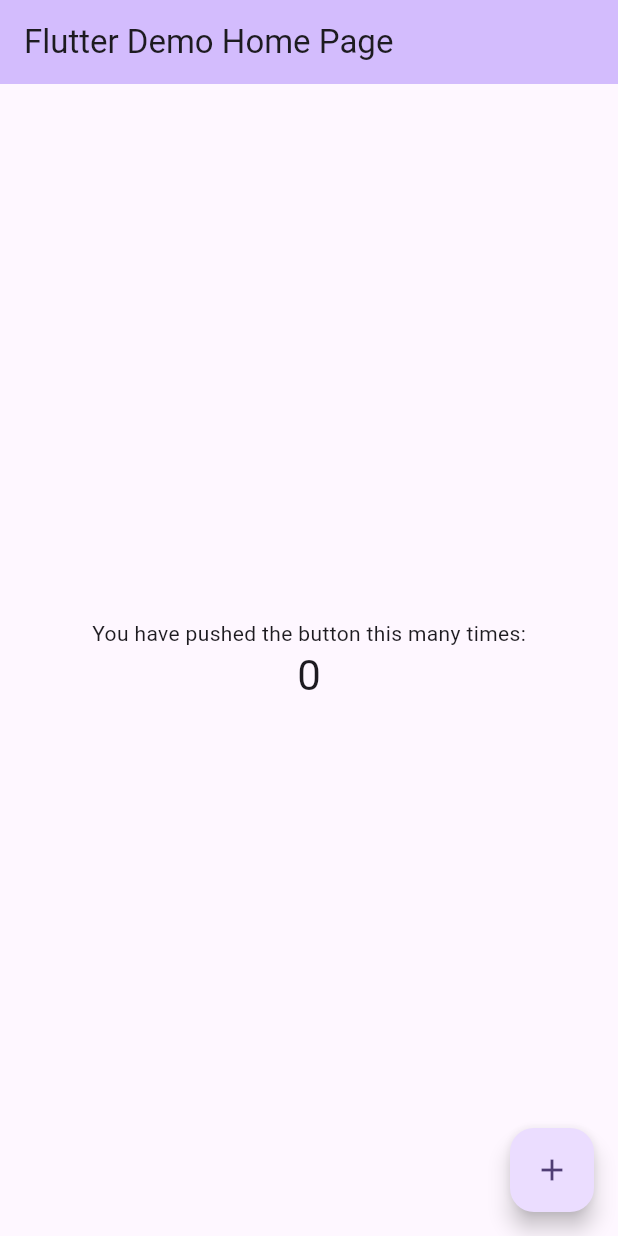
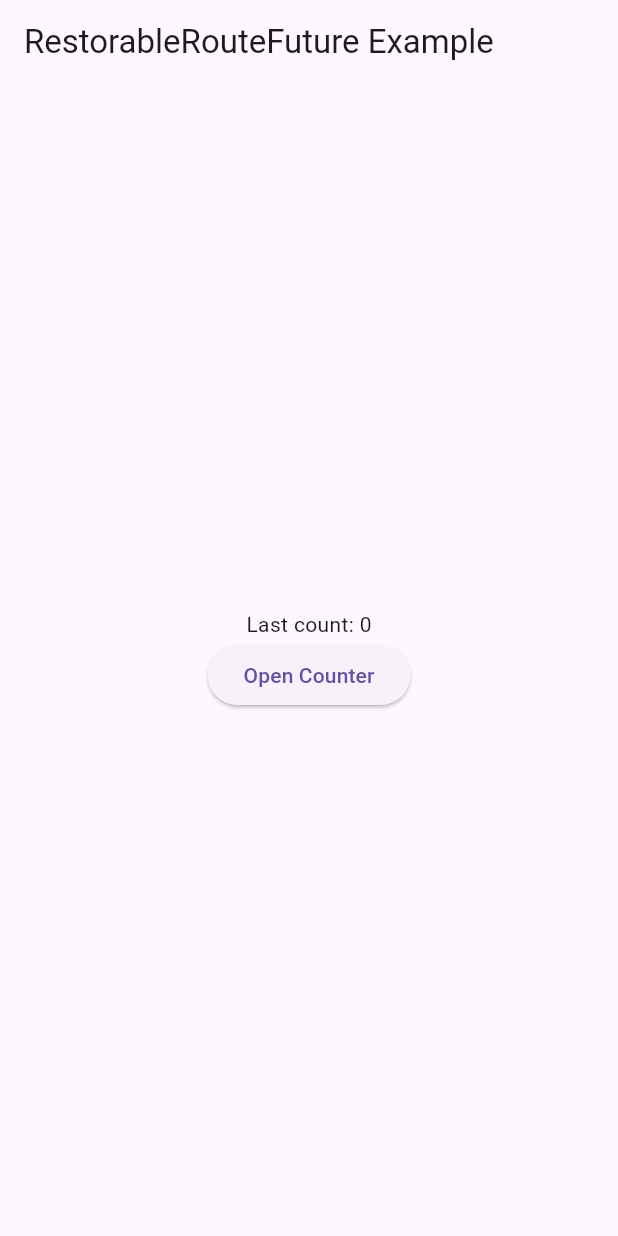
Before and after one commit to h4syy/Mad_Chat, a Flutter app: the screen it shows after launch, on a phone screen of 412 x 824 dp. Run offline on Flutter 3.47's test engine with Material 3 defaults, Android fonts, the light colour scheme and no system bars.

Commit message:
testing with opensource flutter examples

```diff
--- a/lib/main.dart
+++ b/lib/main.dart
@@ -1,125 +1,156 @@
+// Copyright 2014 The Flutter Authors. All rights reserved.
+// Use of this source code is governed by a BSD-style license that can be
+// found in the LICENSE file.
+
 import 'package:flutter/material.dart';
 
-void main() {
-  runApp(const MyApp());
-}
+/// Flutter code sample for [RestorableRouteFuture].
 
-class MyApp extends StatelessWidget {
-  const MyApp({super.key});
+void main() => runApp(const RestorableRouteFutureExampleApp());
 
-  // This widget is the root of your application.
+class RestorableRouteFutureExampleApp extends StatelessWidget {
+  const RestorableRouteFutureExampleApp({super.key});
+
   @override
   Widget build(BuildContext context) {
     return MaterialApp(
-      title: 'Flutter Demo',
-      theme: ThemeData(
-        // This is the theme of your application.
-        //
-        // TRY THIS: Try running your application with "flutter run". You'll see
-        // the application has a purple toolbar. Then, without quitting the app,
-        // try changing the seedColor in the colorScheme below to Colors.green
-        // and then invoke "hot reload" (save your changes or press the "hot
-        // reload" button in a Flutter-supported IDE, or press "r" if you used
-        // the command line to start the app).
-        //
-        // Notice that the counter didn't reset back to zero; the application
-        // state is not lost during the reload. To reset the state, use hot
-        // restart instead.
-        //
-        // This works for code too, not just values: Most code changes can be
-        // tested with just a hot reload.
-        colorScheme: ColorScheme.fromSeed(seedColor: Colors.deepPurple),
-        useMaterial3: true,
+      restorationScopeId: 'app',
+      home: Scaffold(
+        appBar: AppBar(title: const Text('RestorableRouteFuture Example')),
+        body: const MyHome(),
       ),
-      home: const MyHomePage(title: 'Flutter Demo Home Page'),
     );
   }
 }
 
-class MyHomePage extends StatefulWidget {
-  const MyHomePage({super.key, required this.title});
+class MyHome extends StatefulWidget {
+  const MyHome({super.key});
 
-  // This widget is the home page of your application. It is stateful, meaning
-  // that it has a State object (defined below) that contains fields that affect
-  // how it looks.
+  @override
+  State<MyHome> createState() => _MyHomeState();
+}
 
-  // This class is the configuration for the state. It holds the values (in this
-  // case the title) provided by the parent (in this case the App widget) and
-  // used by the build method of the State. Fields in a Widget subclass are
-  // always marked "final".
+class _MyHomeState extends State<MyHome> with RestorationMixin {
+  final RestorableInt _lastCount = RestorableInt(0);
+  late RestorableRouteFuture<int> _counterRoute;
+
+  @override
+  String get restorationId => 'home';
+
+  @override
+  void initState() {
+    super.initState();
+    _counterRoute = RestorableRouteFuture<int>(onPresent: (NavigatorState navigator, Object? arguments) {
+      // Defines what route should be shown (and how it should be added
+      // to the navigator) when `RestorableRouteFuture.present` is called.
+      return navigator.restorablePush(
+        _counterRouteBuilder,
+        arguments: arguments,
+      );
+    }, onComplete: (int count) {
+      // Defines what should happen with the return value when the route
+      // completes.
+      setState(() {
+        _lastCount.value = count;
+      });
+    });
+  }
+
+  @override
+  void restoreState(RestorationBucket? oldBucket, bool initialRestore) {
+    // Register the `RestorableRouteFuture` with the state restoration framework.
+    registerForRestoration(_counterRoute, 'route');
+    registerForRestoration(_lastCount, 'count');
+  }
+
+  @override
+  void dispose() {
+    super.dispose();
+    _lastCount.dispose();
+    _counterRoute.dispose();
+  }
+
+  // A static `RestorableRouteBuilder` that can re-create the route during
+  // state restoration.
+  @pragma('vm:entry-point')
+  static Route<int> _counterRouteBuilder(BuildContext context, Object? arguments) {
+    return MaterialPageRoute<int>(
+      builder: (BuildContext context) => MyCounter(
+        title: arguments!.toString(),
+      ),
+    );
+  }
+
+  @override
+  Widget build(BuildContext context) {
+    return Center(
+      child: Column(
+        mainAxisSize: MainAxisSize.min,
+        children: <Widget>[
+          Text('Last count: ${_lastCount.value}'),
+          ElevatedButton(
+            onPressed: () {
+              // Show the route defined by the `RestorableRouteFuture`.
+              _counterRoute.present('Awesome Counter');
+            },
+            child: const Text('Open Counter'),
+          ),
+        ],
+      ),
+    );
+  }
+}
+
+// Widget for the route pushed by the `RestorableRouteFuture`.
+class MyCounter extends StatefulWidget {
+  const MyCounter({super.key, required this.title});
 
   final String title;
 
   @override
-  State<MyHomePage> createState() => _MyHomePageState();
+  State<MyCounter> createState() => _MyCounterState();
 }
 
-class _MyHomePageState extends State<MyHomePage> {
-  int _counter = 0;
+class _MyCounterState extends State<MyCounter> with RestorationMixin {
+  final RestorableInt _count = RestorableInt(0);
 
-  void _incrementCounter() {
-    setState(() {
-      // This call to setState tells the Flutter framework that something has
-      // changed in this State, which causes it to rerun the build method below
-      // so that the display can reflect the updated values. If we changed
-      // _counter without calling setState(), then the build method would not be
-      // called again, and so nothing would appear to happen.
-      _counter++;
-    });
+  @override
+  String get restorationId => 'counter';
+
+  @override
+  void restoreState(RestorationBucket? oldBucket, bool initialRestore) {
+    registerForRestoration(_count, 'count');
+  }
+
+  @override
+  void dispose() {
+    super.dispose();
+    _count.dispose();
   }
 
   @override
   Widget build(BuildContext context) {
-    // This method is rerun every time setState is called, for instance as done
-    // by the _incrementCounter method above.
-    //
-    // The Flutter framework has been optimized to make rerunning build methods
-    // fast, so that you can just rebuild anything that needs updating rather
-    // than having to individually change instances of widgets.
     return Scaffold(
       appBar: AppBar(
-        // TRY THIS: Try changing the color here to a specific color (to
-        // Colors.amber, perhaps?) and trigger a hot reload to see the AppBar
-        // change color while the other colors stay the same.
-        backgroundColor: Theme.of(context).colorScheme.inversePrimary,
-        // Here we take the value from the MyHomePage object that was created by
-        // the App.build method, and use it to set our appbar title.
         title: Text(widget.title),
+        leading: BackButton(
+          onPressed: () {
+            // Return the current count of the counter from this route.
+            Navigator.of(context).pop(_count.value);
+          },
+        ),
       ),
       body: Center(
-        // Center is a layout widget. It takes a single child and positions it
-        // in the middle of the parent.
-        child: Column(
-          // Column is also a layout widget. It takes a list of children and
-          // arranges them vertically. By default, it sizes itself to fit its
-          // children horizontally, and tries to be as tall as its parent.
-          //
-          // Column has various properties to control how it sizes itself and
-          // how it positions its children. Here we use mainAxisAlignment to
-          // center the children vertically; the main axis here is the vertical
-          // axis because Columns are vertical (the cross axis would be
-          // horizontal).
-          //
-          // TRY THIS: Invoke "debug painting" (choose the "Toggle Debug Paint"
-          // action in the IDE, or press "p" in the console), to see the
-          // wireframe for each widget.
-          mainAxisAlignment: MainAxisAlignment.center,
-          children: <Widget>[
-            const Text(
-              'You have pushed the button this many times:',
-            ),
-            Text(
-              '$_counter',
-              style: Theme.of(context).textTheme.headlineMedium,
-            ),
-          ],
-        ),
+        child: Text('Count: ${_count.value}'),
       ),
       floatingActionButton: FloatingActionButton(
-        onPressed: _incrementCounter,
-        tooltip: 'Increment',
         child: const Icon(Icons.add),
-      ), // This trailing comma makes auto-formatting nicer for build methods.
+        onPressed: () {
+          setState(() {
+            _count.value++;
+          });
+        },
+      ),
     );
   }
 }
```
